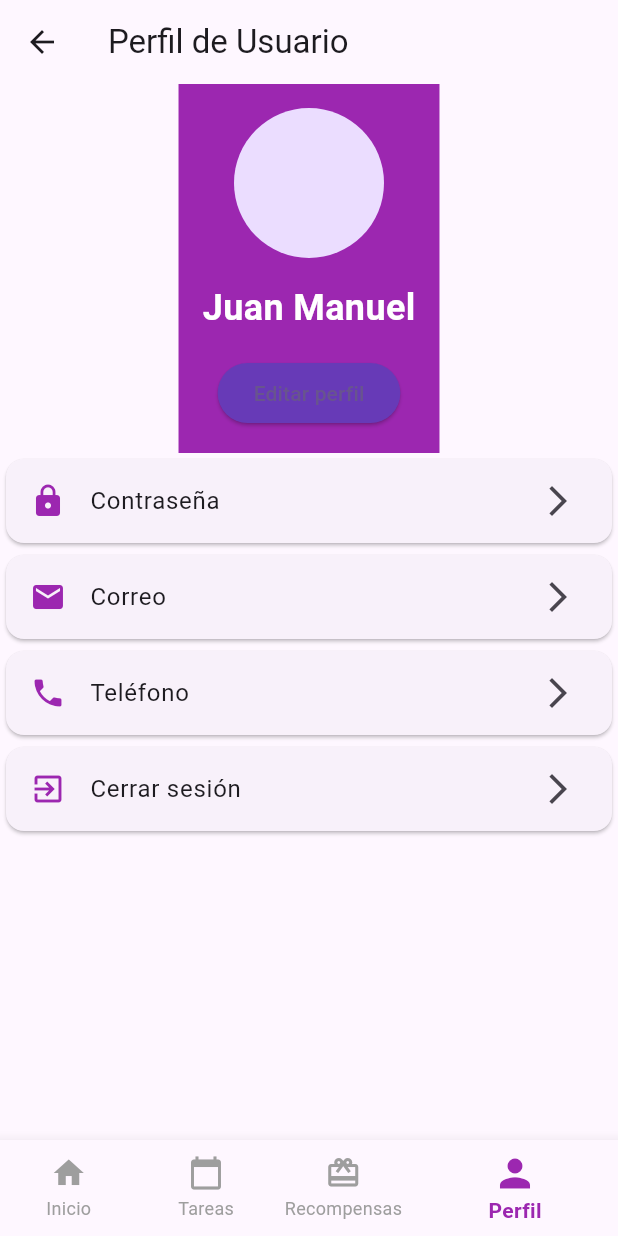
After one commit to ushio-343/android-proyect, a Flutter app: the screen it shows after launch, item 4 of the bottom bar chosen, after a tap on "Editar perfil", on a phone screen of 412 x 824 dp. The commit adds this screen. Run offline on Flutter 3.47's test engine with Material 3 defaults, Android fonts, the light colour scheme and no system bars; our stand-ins replace table_calendar.

Commit message:
vistas nuevas

```diff
--- a/lib/main.dart
+++ b/lib/main.dart
@@ -1,5 +1,8 @@
 import 'package:ejem/screens/home_page.dart';
 import 'package:flutter/material.dart';
+import 'screens/task_calendar_screen.dart';
+import 'screens/user_profile_screen.dart';
+import 'screens/main_home.dart';
 
 void main() {
   runApp(const MyApp());
@@ -17,6 +20,13 @@ class MyApp extends StatelessWidget {
         useMaterial3: true,
       ),
       home: const MyHomePage(),
+        initialRoute: '/main_center',
+      routes: {
+        '/main_center': (context) => MainCenter(),
+        '/task_calendar': (context) => TaskCalendarScreen(),
+        '/user_profile': (context) => UserProfileScreen(),
+        // Agrega aquí otras rutas si es necesario
+      },
     );
   }
 }
--- a/lib/screens/home_page.dart
+++ b/lib/screens/home_page.dart
@@ -59,7 +59,7 @@ class _MyHomePageState extends State<MyHomePage> {
                     onTap: () {
                       Navigator.push(
                         context,
-                        MaterialPageRoute(builder: (context) => main_center()),
+                        MaterialPageRoute(builder: (context) => MainCenter()),
                       );
                     },
                     child: Icon(
--- /dev/null
+++ b/lib/screens/task_calendar_screen.dart
@@ -0,0 +1,141 @@
+import 'package:flutter/material.dart';
+import 'package:table_calendar/table_calendar.dart';
+
+class TaskCalendarScreen extends StatefulWidget {
+  @override
+  _TaskCalendarScreenState createState() => _TaskCalendarScreenState();
+}
+
+class _TaskCalendarScreenState extends State<TaskCalendarScreen> {
+  CalendarFormat _calendarFormat = CalendarFormat.month;
+  DateTime _focusedDay = DateTime.now();
+  DateTime? _selectedDay;
+  int _selectedIndex = 1;
+
+  void _onItemTapped(int index) {
+    setState(() {
+      _selectedIndex = index;
+    });
+
+    switch (index) {
+      case 0:
+        Navigator.pushReplacementNamed(context, '/main_center');
+        break;
+      case 1:
+        Navigator.pushReplacementNamed(context, '/task_calendar');
+        break;
+      case 2:
+        Navigator.pushReplacementNamed(context, '/rewards');
+        break;
+      case 3:
+        Navigator.pushReplacementNamed(context, '/user_profile');
+        break;
+    }
+  }
+
+  @override
+  Widget build(BuildContext context) {
+    return Scaffold(
+      appBar: AppBar(
+        title: Text('Calendario de Tareas'),
+      ),
+      body: SingleChildScrollView(
+        padding: const EdgeInsets.all(16.0),
+        child: Column(
+          crossAxisAlignment: CrossAxisAlignment.start,
+          children: [
+            Text(
+              'Fecha de la tarea',
+              style: TextStyle(fontSize: 20, fontWeight: FontWeight.bold),
+            ),
+            SizedBox(height: 10),
+            TableCalendar(
+              firstDay: DateTime.utc(2020, 1, 1),
+              lastDay: DateTime.utc(2030, 12, 31),
+              focusedDay: _focusedDay,
+              calendarFormat: _calendarFormat,
+              selectedDayPredicate: (day) {
+                return isSameDay(_selectedDay, day);
+              },
+              onDaySelected: (selectedDay, focusedDay) {
+                setState(() {
+                  _selectedDay = selectedDay;
+                  _focusedDay = focusedDay;
+                });
+              },
+              onFormatChanged: (format) {
+                if (_calendarFormat != format) {
+                  setState(() {
+                    _calendarFormat = format;
+                  });
+                }
+              },
+              onPageChanged: (focusedDay) {
+                _focusedDay = focusedDay;
+              },
+            ),
+            SizedBox(height: 20),
+            Text(
+              'Tarea pendiente',
+              style: TextStyle(fontSize: 20, fontWeight: FontWeight.bold),
+            ),
+            SizedBox(height: 10),
+            _taskCard('Diseñar App Móvil', 'Febrero 3 - 6, 2024', '5:00 PM - 6:00 PM', Colors.purple),
+            _taskCard('Matemáticas', 'Febrero 6 - 8, 2024', '2:00 PM - 9:00 PM', Colors.purple),
+            _taskCard('Requerimientos', 'Febrero 6 - 8, 2024', '2:00 PM - 9:00 PM', Colors.grey[200]!),
+            SizedBox(height: 20),
+            Text(
+              'Tareas realizadas',
+              style: TextStyle(fontSize: 20, fontWeight: FontWeight.bold),
+            ),
+            SizedBox(height: 10),
+            _taskCard('Diseñar App Móvil', 'Febrero 3 - 6, 2024', '5:00 PM - 6:00 PM', Colors.green),
+            _taskCard('Base de datos', 'Febrero 6 - 8, 2024', '2:00 PM - 9:00 PM', Colors.green),
+            _taskCard('Requerimientos', 'Febrero 6 - 8, 2024', '2:00 PM - 9:00 PM', Colors.green),
+          ],
+        ),
+      ),
+      bottomNavigationBar: BottomNavigationBar(
+        items: const <BottomNavigationBarItem>[
+          BottomNavigationBarItem(
+            icon: Icon(Icons.home),
+            label: 'Inicio',
+          ),
+          BottomNavigationBarItem(
+            icon: Icon(Icons.calendar_today),
+            label: 'Tareas',
+          ),
+          BottomNavigationBarItem(
+            icon: Icon(Icons.card_giftcard),
+            label: 'Recompensas',
+          ),
+          BottomNavigationBarItem(
+            icon: Icon(Icons.person),
+            label: 'Perfil',
+          ),
+        ],
+        currentIndex: _selectedIndex,
+        selectedItemColor: Colors.purple,
+        unselectedItemColor: Colors.grey,
+        backgroundColor: Colors.white,
+        showUnselectedLabels: true,
+        selectedIconTheme: IconThemeData(size: 30),
+        unselectedIconTheme: IconThemeData(size: 24),
+        selectedLabelStyle: TextStyle(fontWeight: FontWeight.bold),
+        unselectedLabelStyle: TextStyle(fontWeight: FontWeight.normal),
+        onTap: _onItemTapped,
+      ),
+    );
+  }
+
+  Widget _taskCard(String title, String date, String time, Color color) {
+    return Card(
+      color: color,
+      child: ListTile(
+        title: Text(title),
+        subtitle: Text('$date\n$time'),
+        isThreeLine: true,
+      ),
+    );
+  }
+}
--- /dev/null
+++ b/lib/screens/user_profile_screen.dart
@@ -0,0 +1,122 @@
+import 'package:flutter/material.dart';
+
+class UserProfileScreen extends StatelessWidget {
+  int _selectedIndex = 3;
+
+  void _onItemTapped(BuildContext context, int index) {
+    _selectedIndex = index;
+
+    switch (index) {
+      case 0:
+        Navigator.pushReplacementNamed(context, '/main_center');
+        break;
+      case 1:
+        Navigator.pushReplacementNamed(context, '/task_calendar');
+        break;
+      case 2:
+        Navigator.pushReplacementNamed(context, '/rewards');
+        break;
+      case 3:
+        Navigator.pushReplacementNamed(context, '/user_profile');
+        break;
+    }
+  }
+
+  @override
+  Widget build(BuildContext context) {
+    return Scaffold(
+      appBar: AppBar(
+        title: Text('Perfil de Usuario'),
+      ),
+      body: Column(
+        crossAxisAlignment: CrossAxisAlignment.center,
+        children: <Widget>[
+          Container(
+            padding: EdgeInsets.all(16),
+            color: Colors.purple,
+            child: Column(
+              children: <Widget>[
+                CircleAvatar(
+                  radius: 50,
+                  //backgroundImage: AssetImage('assets/profile.png'), // Asegúrate de tener una imagen de perfil en tus assets
+                ),
+                SizedBox(height: 16),
+                Text(
+                  'Juan Manuel',
+                  style: TextStyle(
+                    fontSize: 24,
+                    fontWeight: FontWeight.bold,
+                    color: Colors.white,
+                  ),
+                ),
+                SizedBox(height: 16),
+                ElevatedButton(
+                  onPressed: () {
+                    // Lógica para editar el perfil
+                  },
+                  child: Text('Editar perfil'),
+                  style: ElevatedButton.styleFrom(
+                    primary: Colors.deepPurple,
+                  ),
+                ),
+              ],
+            ),
+          ),
+          Expanded(
+            child: ListView(
+              children: <Widget>[
+                _profileOption(Icons.lock, 'Contraseña'),
+                _profileOption(Icons.email, 'Correo'),
+                _profileOption(Icons.phone, 'Teléfono'),
+                _profileOption(Icons.exit_to_app, 'Cerrar sesión'),
+              ],
+            ),
+          ),
+        ],
+      ),
+      bottomNavigationBar: BottomNavigationBar(
+        items: const <BottomNavigationBarItem>[
+          BottomNavigationBarItem(
+            icon: Icon(Icons.home),
+            label: 'Inicio',
+          ),
+          BottomNavigationBarItem(
+            icon: Icon(Icons.calendar_today),
+            label: 'Tareas',
+          ),
+          BottomNavigationBarItem(
+            icon: Icon(Icons.card_giftcard),
+            label: 'Recompensas',
+          ),
+          BottomNavigationBarItem(
+            icon: Icon(Icons.person),
+            label: 'Perfil',
+          ),
+        ],
+        currentIndex: _selectedIndex,
+        selectedItemColor: Colors.purple,
+        unselectedItemColor: Colors.grey,
+        backgroundColor: Colors.white,
+        showUnselectedLabels: true,
+        selectedIconTheme: IconThemeData(size: 30),
+        unselectedIconTheme: IconThemeData(size: 24),
+        selectedLabelStyle: TextStyle(fontWeight: FontWeight.bold),
+        unselectedLabelStyle: TextStyle(fontWeight: FontWeight.normal),
+        onTap: (index) => _onItemTapped(context, index),
+      ),
+    );
+  }
+
+  Widget _profileOption(IconData icon, String title) {
+    return Card(
+      child: ListTile(
+        leading: Icon(icon, color: Colors.purple),
+        title: Text(title),
+        trailing: Icon(Icons.arrow_forward_ios),
+        onTap: () {
+          // Lógica para cada opción del perfil
+        },
+      ),
+    );
+  }
+}
--- a/pubspec.yaml
+++ b/pubspec.yaml
@@ -39,6 +39,7 @@ dependencies:
 dev_dependencies:
   flutter_test:
     sdk: flutter
+  table_calendar: ^3.0.0
 
   # The "flutter_lints" package below contains a set of recommended lints to
   # encourage good coding practices. The lint set provided by the package is
```
Also changed, not shown: lib/screens/main_home.dart (+27 -15 lines), pubspec.lock.
